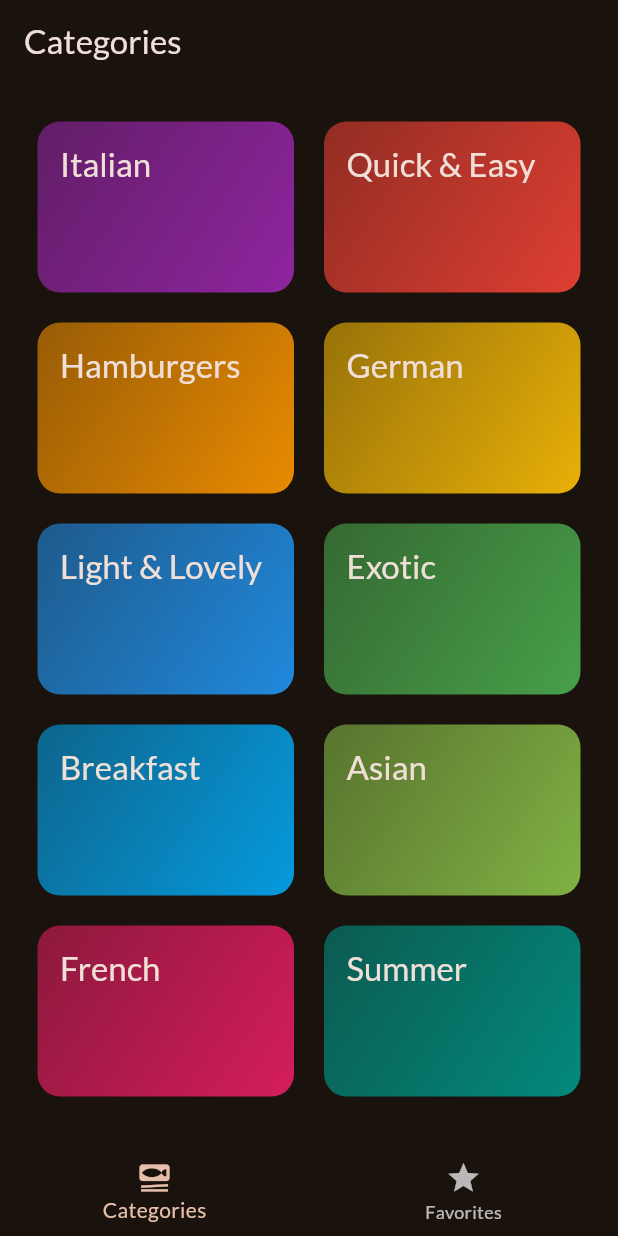
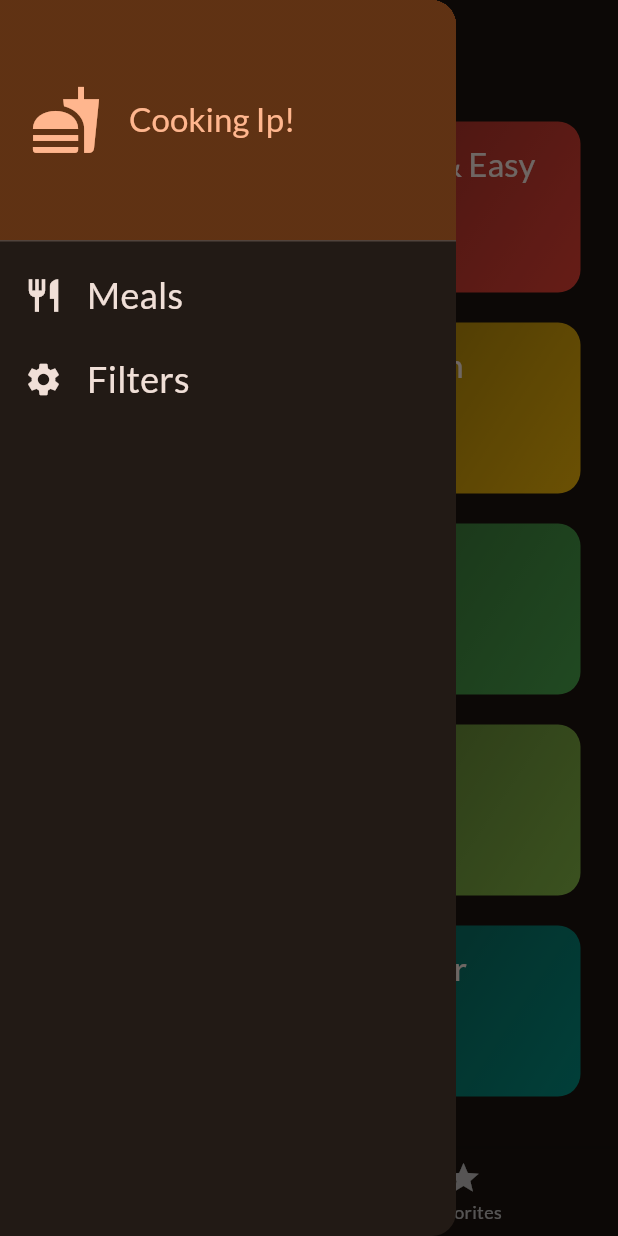
Before and after one commit to natib21/Flutter-Meals_App, a Flutter app: the screen it shows after launch, with the side drawer open (before the commit the screen has no drawer), on a phone screen of 412 x 824 dp. Run offline on Flutter 3.47's test engine with Material 3 defaults, Android fonts, the phone set to English and light mode, and no system bars; our stand-ins replace google_fonts, transparent_image.

Commit message:
Adding Side Drawer

```diff
--- a/lib/screens/tabs.dart
+++ b/lib/screens/tabs.dart
@@ -2,6 +2,7 @@ import 'package:flutter/material.dart';
 import 'package:meals_app_flutter/models/meal.dart';
 import 'package:meals_app_flutter/screens/catagories.dart';
 import 'package:meals_app_flutter/screens/meals.dart';
+import 'package:meals_app_flutter/widgets/main_drawer.dart';
 
 class TabsScreen extends StatefulWidget {
   @override
@@ -56,6 +57,7 @@ class _TabsScreen extends State<TabsScreen> {
         title: Text(activePageTitle),
       ),
       body: activePage,
+      drawer: MainDrawer(),
       bottomNavigationBar: BottomNavigationBar(
           onTap: _selectPage,
           currentIndex: _selectedPageIndex,
--- /dev/null
+++ b/lib/widgets/main_drawer.dart
@@ -0,0 +1,67 @@
+import 'package:flutter/material.dart';
+
+class MainDrawer extends StatelessWidget {
+  MainDrawer({super.key});
+
+  @override
+  Widget build(BuildContext context) {
+    return Drawer(
+      child: Column(
+        children: [
+          DrawerHeader(
+            padding: EdgeInsets.all(20),
+            decoration: BoxDecoration(
+                gradient: LinearGradient(colors: [
+              Theme.of(context).colorScheme.primaryContainer.withOpacity(0.8),
+              Theme.of(context).colorScheme.primaryContainer.withOpacity(0.8)
+            ], begin: Alignment.topLeft, end: Alignment.bottomRight)),
+            child: Row(
+              children: [
+                Icon(Icons.fastfood,
+                    size: 48, color: Theme.of(context).colorScheme.primary),
+                SizedBox(
+                  width: 18,
+                ),
+                Text(
+                  "Cooking Ip!",
+                  style: Theme.of(context)
+                      .textTheme
+                      .titleLarge!
+                      .copyWith(color: Theme.of(context).colorScheme.primary),
+                )
+              ],
+            ),
+          ),
+          ListTile(
+            leading: Icon(
+              Icons.restaurant,
+              size: 26,
+              color: Theme.of(context).colorScheme.onBackground,
+            ),
+            title: Text(
+              "Meals",
+              style: Theme.of(context).textTheme.titleMedium!.copyWith(
+                  color: Theme.of(context).colorScheme.onBackground,
+                  fontSize: 24),
+            ),
+            onTap: () {},
+          ),
+          ListTile(
+            leading: Icon(
+              Icons.settings,
+              size: 26,
+              color: Theme.of(context).colorScheme.onBackground,
+            ),
+            title: Text(
+              "Filters",
+              style: Theme.of(context).textTheme.titleMedium!.copyWith(
+                  color: Theme.of(context).colorScheme.onBackground,
+                  fontSize: 24),
+            ),
+            onTap: () {},
+          )
+        ],
+      ),
+    );
+  }
+}
```
